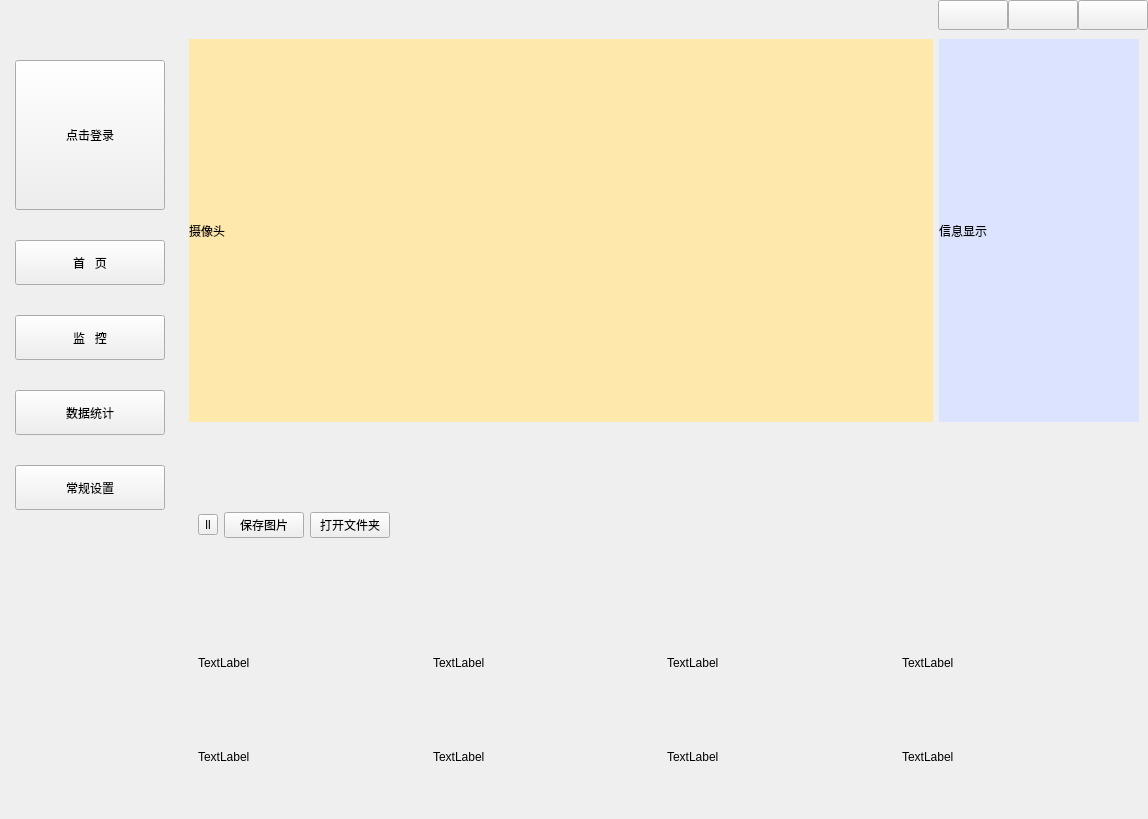
Old version of the form UI/mainwindow.ui in the repository SweerItTer/facerecognition.
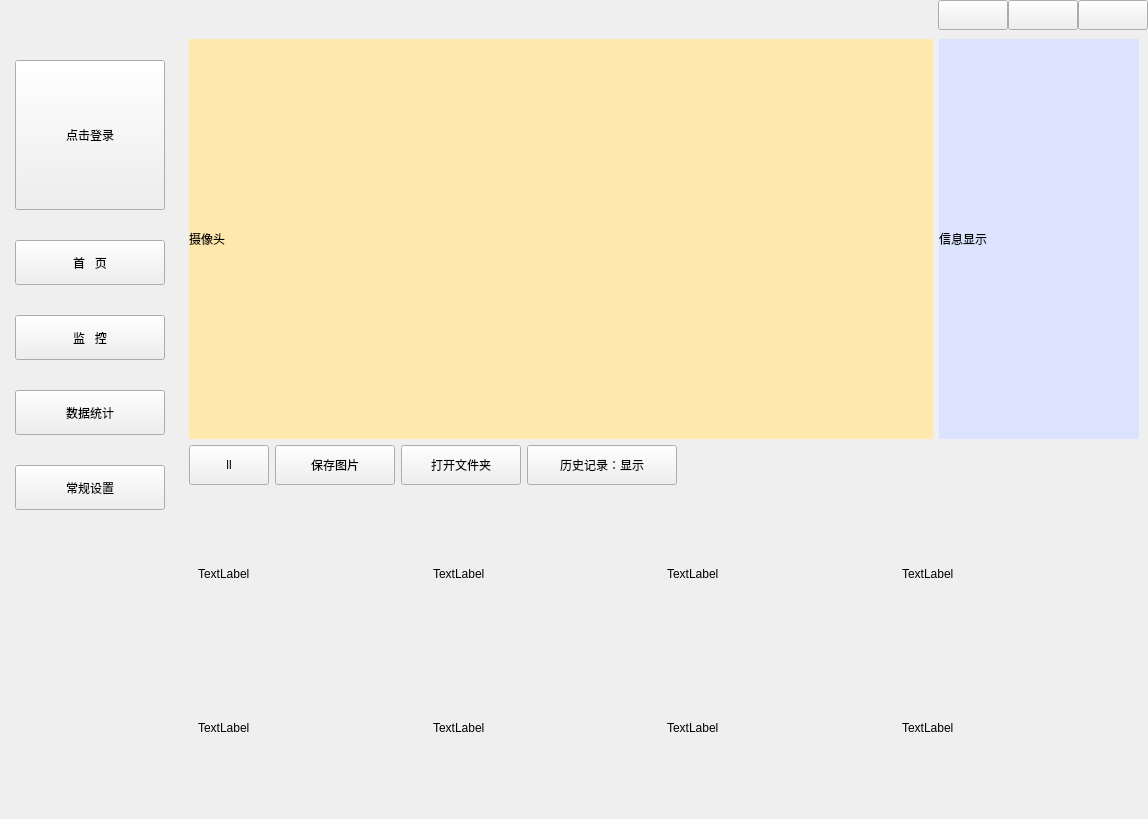
New version of the form. Icons and pictures are not drawn. Custom widgets are drawn as their Qt base class.

Commit message: 左侧按键互斥，保存图片功能，历史记录功能

Diff of the .ui file:
```diff
--- a/UI/mainwindow.ui
+++ b/UI/mainwindow.ui
@@ -497,7 +497,7 @@
           <property name="minimumSize">
            <size>
             <width>600</width>
-            <height>0</height>
+            <height>400</height>
            </size>
           </property>
           <property name="maximumSize">
@@ -514,6 +514,91 @@
           </property>
          </widget>
         </item>
+        <item row="1" column="0" colspan="2">
+         <layout class="QHBoxLayout" name="horizontalLayout">
+          <item>
+           <widget class="QPushButton" name="but_stop">
+            <property name="minimumSize">
+             <size>
+              <width>0</width>
+              <height>40</height>
+             </size>
+            </property>
+            <property name="text">
+             <string>ll</string>
+            </property>
+           </widget>
+          </item>
+          <item>
+           <widget class="QPushButton" name="but_save">
+            <property name="minimumSize">
+             <size>
+              <width>120</width>
+              <height>40</height>
+             </size>
+            </property>
+            <property name="text">
+             <string>保存图片</string>
+            </property>
+           </widget>
+          </item>
+          <item>
+           <widget class="QPushButton" name="but_open">
+            <property name="minimumSize">
+             <size>
+              <width>120</width>
+              <height>40</height>
+             </size>
+            </property>
+            <property name="text">
+             <string>打开文件夹</string>
+            </property>
+           </widget>
+          </item>
+          <item>
+           <widget class="QPushButton" name="but_history">
+            <property name="minimumSize">
+             <size>
+              <width>150</width>
+              <height>40</height>
+             </size>
+            </property>
+            <property name="text">
+             <string>历史记录：显示</string>
+            </property>
+           </widget>
+          </item>
+          <item>
+           <spacer name="verticalSpacer_2">
+            <property name="orientation">
+             <enum>Qt::Vertical</enum>
+            </property>
+            <property name="sizeType">
+             <enum>QSizePolicy::Minimum</enum>
+            </property>
+            <property name="sizeHint" stdset="0">
+             <size>
+              <width>20</width>
+              <height>0</height>
+             </size>
+            </property>
+           </spacer>
+          </item>
+          <item>
+           <spacer name="horizontalSpacer_6">
+            <property name="orientation">
+             <enum>Qt::Horizontal</enum>
+            </property>
+            <property name="sizeHint" stdset="0">
+             <size>
+              <width>40</width>
+              <height>0</height>
+             </size>
+            </property>
+           </spacer>
+          </item>
+         </layout>
+        </item>
         <item row="0" column="1">
          <widget class="QLabel" name="lb_cameramessage">
           <property name="minimumSize">
@@ -536,103 +621,77 @@
           </property>
          </widget>
         </item>
-        <item row="1" column="0" colspan="2">
+        <item row="2" column="0" colspan="2">
          <widget class="QWidget" name="widget_3" native="true">
           <layout class="QGridLayout" name="gridLayout_3">
-           <item row="2" column="0">
+           <item row="0" column="0">
             <widget class="QLabel" name="lb_history1">
+             <property name="minimumSize">
+              <size>
+               <width>0</width>
+               <height>120</height>
+              </size>
+             </property>
              <property name="text">
               <string>TextLabel</string>
              </property>
             </widget>
            </item>
-           <item row="2" column="1">
+           <item row="0" column="1">
             <widget class="QLabel" name="lb_history2">
              <property name="text">
               <string>TextLabel</string>
              </property>
             </widget>
            </item>
-           <item row="4" column="3">
-            <widget class="QLabel" name="lb_history8">
-             <property name="text">
-              <string>TextLabel</string>
-             </property>
-            </widget>
-           </item>
-           <item row="4" column="0">
-            <widget class="QLabel" name="lb_history5">
-             <property name="text">
-              <string>TextLabel</string>
-             </property>
-            </widget>
-           </item>
-           <item row="4" column="2">
-            <widget class="QLabel" name="lb_history7">
-             <property name="text">
-              <string>TextLabel</string>
-             </property>
-            </widget>
-           </item>
-           <item row="0" column="0" rowspan="2" colspan="4">
-            <layout class="QHBoxLayout" name="horizontalLayout">
-             <item>
-              <widget class="QToolButton" name="but_stop">
-               <property name="text">
-                <string>ll</string>
-               </property>
-              </widget>
-             </item>
-             <item>
-              <widget class="QPushButton" name="but_save">
-               <property name="text">
-                <string>保存图片</string>
-               </property>
-              </widget>
-             </item>
-             <item>
-              <widget class="QPushButton" name="but_open">
-               <property name="text">
-                <string>打开文件夹</string>
-               </property>
-              </widget>
-             </item>
-             <item>
-              <spacer name="horizontalSpacer_6">
-               <property name="orientation">
-                <enum>Qt::Horizontal</enum>
-               </property>
-               <property name="sizeHint" stdset="0">
-                <size>
-                 <width>40</width>
-                 <height>20</height>
-                </size>
-               </property>
-              </spacer>
-             </item>
-            </layout>
-           </item>
-           <item row="4" column="1">
-            <widget class="QLabel" name="lb_history6">
-             <property name="text">
-              <string>TextLabel</string>
-             </property>
-            </widget>
-           </item>
-           <item row="2" column="2">
+           <item row="0" column="2">
             <widget class="QLabel" name="lb_history3">
              <property name="text">
               <string>TextLabel</string>
              </property>
             </widget>
            </item>
-           <item row="2" column="3">
+           <item row="0" column="3">
             <widget class="QLabel" name="lb_history4">
              <property name="text">
               <string>TextLabel</string>
              </property>
             </widget>
            </item>
+           <item row="1" column="0">
+            <widget class="QLabel" name="lb_history5">
+             <property name="minimumSize">
+              <size>
+               <width>0</width>
+               <height>120</height>
+              </size>
+             </property>
+             <property name="text">
+              <string>TextLabel</string>
+             </property>
+            </widget>
+           </item>
+           <item row="1" column="1">
+            <widget class="QLabel" name="lb_history6">
+             <property name="text">
+              <string>TextLabel</string>
+             </property>
+            </widget>
+           </item>
+           <item row="1" column="2">
+            <widget class="QLabel" name="lb_history7">
+             <property name="text">
+              <string>TextLabel</string>
+             </property>
+            </widget>
+           </item>
+           <item row="1" column="3">
+            <widget class="QLabel" name="lb_history8">
+             <property name="text">
+              <string>TextLabel</string>
+             </property>
+            </widget>
+           </item>
           </layout>
          </widget>
         </item>
```
Left out of the diff: 540 changed lines with no effect on the pictures. The commit also changes 6 other files.
